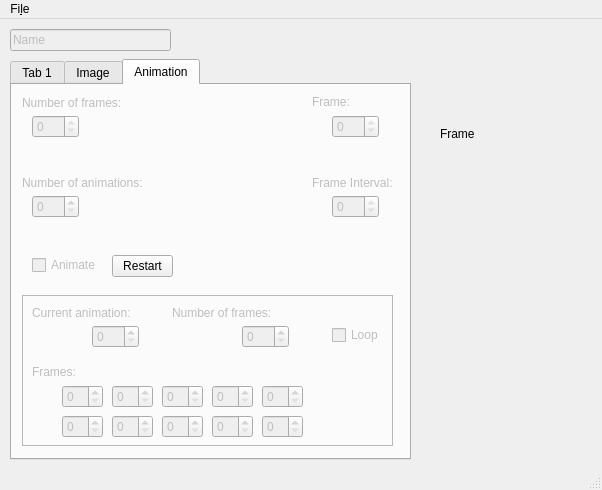
Qt form qt/sc_window.ui (danilolc/pk2_se) before a commit.
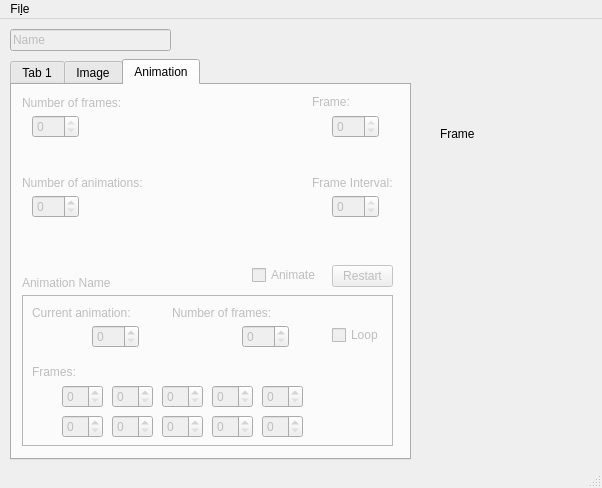
The same form after that commit.

Commit message: Add animation name

The edit to the form file:
```diff
--- a/qt/sc_window.ui
+++ b/qt/sc_window.ui
@@ -7,7 +7,7 @@
     <x>0</x>
     <y>0</y>
     <width>602</width>
-    <height>490</height>
+    <height>488</height>
    </rect>
   </property>
   <property name="sizePolicy">
@@ -284,8 +284,8 @@
       </property>
       <property name="geometry">
        <rect>
-        <x>20</x>
-        <y>170</y>
+        <x>240</x>
+        <y>180</y>
         <width>85</width>
         <height>20</height>
        </rect>
@@ -643,10 +643,13 @@
       </widget>
      </widget>
      <widget class="QPushButton" name="box_restart">
+      <property name="enabled">
+       <bool>false</bool>
+      </property>
       <property name="geometry">
        <rect>
-        <x>100</x>
-        <y>170</y>
+        <x>320</x>
+        <y>180</y>
         <width>61</width>
         <height>22</height>
        </rect>
@@ -655,6 +658,22 @@
        <string>Restart</string>
       </property>
      </widget>
+     <widget class="QLabel" name="txt_animationName">
+      <property name="enabled">
+       <bool>false</bool>
+      </property>
+      <property name="geometry">
+       <rect>
+        <x>10</x>
+        <y>190</y>
+        <width>111</width>
+        <height>16</height>
+       </rect>
+      </property>
+      <property name="text">
+       <string>Animation Name</string>
+      </property>
+     </widget>
     </widget>
    </widget>
    <widget class="QLabel" name="frame">
```
The commit also changes 3 other files.
